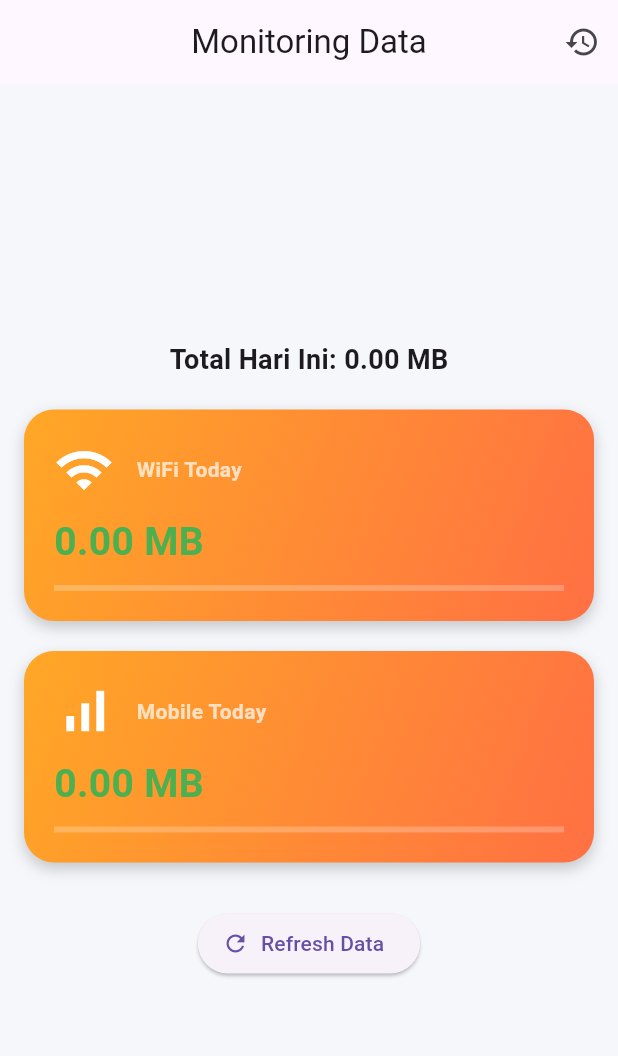
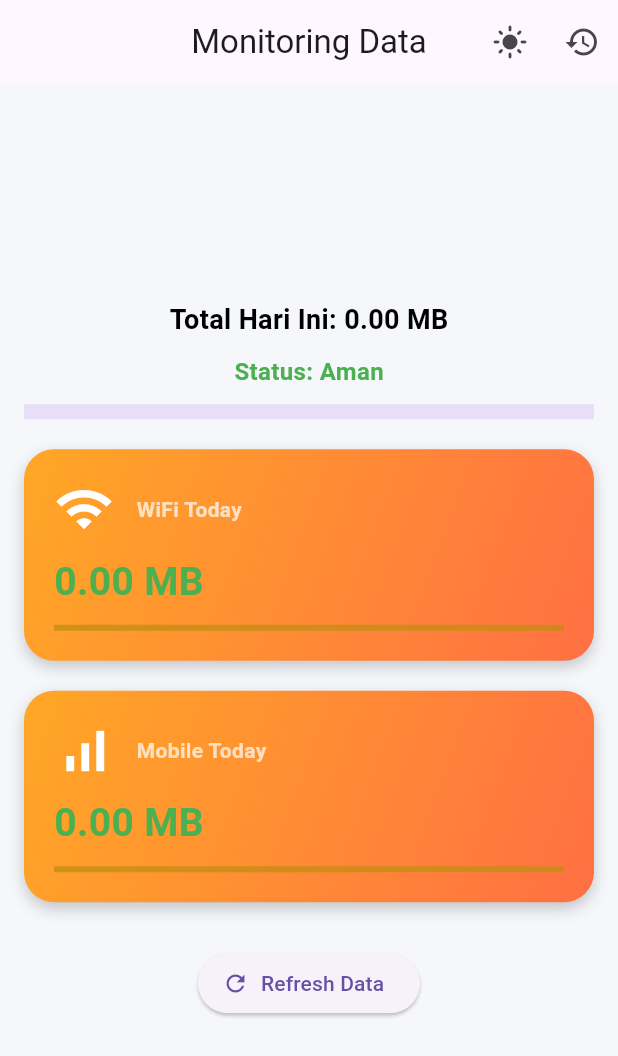
Before and after one commit to aisyahesahh54/pratikum_limit_kuota_kelompok6, a Flutter app: the screen it shows after launch, after a tap on "Refresh Data", on a phone screen of 412 x 824 dp. Shown: the top 1056 px of the screen. Run offline on Flutter 3.47's test engine with Material 3 defaults, Android fonts, the phone set to English and light mode, and no system bars; our stand-ins replace sqflite; missing offline and left inert: android_intent_plus; accounts and stored records are empty.

Commit message:
Update network_page.dart

```diff
--- a/lib/src/features/monitoring/network_page.dart
+++ b/lib/src/features/monitoring/network_page.dart
@@ -18,15 +18,20 @@ class _NetworkState extends State<Network> {
   String wifiUsage = "0.00 MB";
   String mobileUsage = "0.00 MB";
 
+  bool isDarkMode = false;
+  String statusUsage = "Aman";
+
   @override
   void initState() {
     super.initState();
-    fetchUsage();
+    _startAutoRefresh();
+  }
 
-    // Auto refresh tiap 10 detik
-    Future.delayed(const Duration(seconds: 10), () {
-      fetchUsage();
-    });
+  void _startAutoRefresh() async {
+    while (mounted) {
+      await fetchUsage();
+      await Future.delayed(const Duration(seconds: 10));
+    }
   }
 
   Future<void> fetchUsage() async {
@@ -50,7 +55,13 @@ class _NetworkState extends State<Network> {
         mobileUsage = _formatBytes(mobileBytes);
       });
 
-      // Cek limit
+      double totalMb =
+          (wifiBytes + mobileBytes) / (1024 * 1024);
+
+      setState(() {
+        _updateStatus(totalMb);
+      });
+
       checkLimitAndWarn(wifiBytes + mobileBytes);
     } on PlatformException catch (e) {
       if (e.code == "PERMISSION_DENIED") {
@@ -59,6 +70,17 @@ class _NetworkState extends State<Network> {
     }
   }
 
+  void _updateStatus(double totalMb) {
+    if (totalMb >= 900) {
+      statusUsage = "Bahaya ⚠️";
+    } else if (totalMb >= 700) {
+      statusUsage = "Waspada ⚡";
+    } else if (totalMb >= 500) {
+      statusUsage = "Aman ✅";
+    } else if (totalMb >= 500) {
+  }
+
+}
   String _formatBytes(int bytes) {
     if (bytes <= 0) return "0.00 MB";
     double mb = bytes / (1024 * 1024);
@@ -76,8 +98,8 @@ class _NetworkState extends State<Network> {
 
   Color _getUsageColor(String value) {
     double number = double.tryParse(value.split(" ")[0]) ?? 0;
-    if (number >= 900) return Colors.red;
-    if (number >= 700) return Colors.orange;
+    if (number >= 900) return const Color.fromARGB(255, 212, 209, 11);
+    if (number >= 700) return const Color.fromARGB(255, 190, 198, 255);
     return Colors.green;
   }
 
@@ -88,7 +110,7 @@ class _NetworkState extends State<Network> {
   }
 
   Future<void> checkLimitAndWarn(int currentUsage) async {
-    int limitInBytes = 1024 * 1024 * 1024;
+    int limitInBytes = 2024 * 2024 * 2024;
 
     if (currentUsage >= limitInBytes) {
       showDialog(
@@ -119,17 +141,27 @@ class _NetworkState extends State<Network> {
   @override
   Widget build(BuildContext context) {
     return Scaffold(
-      backgroundColor: const Color(0xFFF5F7FB),
+      backgroundColor:
+          isDarkMode ? Colors.black : const Color(0xFFF5F7FB),
       appBar: AppBar(
         title: const Text('Monitoring Data'),
         centerTitle: true,
         actions: [
           IconButton(
+            icon: Icon(isDarkMode ? Icons.dark_mode : Icons.light_mode),
+            onPressed: () {
+              setState(() {
+                isDarkMode = !isDarkMode;
+              });
+            },
+          ),
+          IconButton(
             icon: const Icon(Icons.history),
             onPressed: () {
               Navigator.push(
                 context,
-                MaterialPageRoute(builder: (context) => const HistoryPage()),
+                MaterialPageRoute(
+                    builder: (context) => const HistoryPage()),
               );
             },
           ),
@@ -142,11 +174,35 @@ class _NetworkState extends State<Network> {
           children: [
             Text(
               "Total Hari Ini: ${_totalUsage()}",
-              style: const TextStyle(
+              style: TextStyle(
                 fontSize: 18,
                 fontWeight: FontWeight.bold,
+                color: isDarkMode ? Colors.white : Colors.black,
               ),
             ),
+
+            const SizedBox(height: 10),
+
+            Text(
+              "Status: $statusUsage",
+              style: TextStyle(
+                fontSize: 16,
+                fontWeight: FontWeight.bold,
+                color: statusUsage.contains("Bahaya")
+                    ? Colors.red
+                    : statusUsage.contains("Waspada")
+                        ? Colors.orange
+                        : Colors.green,
+              ),
+            ),
+
+            const SizedBox(height: 10),
+
+            LinearProgressIndicator(
+              value: _calculatePercentage(_totalUsage()),
+              minHeight: 10,
+            ),
+
             const SizedBox(height: 20),
 
             _usageCard("WiFi Today", wifiUsage, Icons.wifi),
@@ -211,11 +267,19 @@ class _NetworkState extends State<Network> {
             ),
           ),
           const SizedBox(height: 10),
-          LinearProgressIndicator(
-            value: _calculatePercentage(value),
-            backgroundColor: Colors.white24,
-            valueColor:
-                const AlwaysStoppedAnimation<Color>(Colors.yellow),
+
+          TweenAnimationBuilder<double>(
+            tween: Tween(begin: 0, end: _calculatePercentage(value)),
+            duration: const Duration(seconds: 1),
+            builder: (context, val, _) {
+              return LinearProgressIndicator(
+                value: val,
+                backgroundColor:
+                    const Color.fromARGB(192, 194, 141, 18),
+                valueColor: const AlwaysStoppedAnimation<Color>(
+                    Color.fromARGB(255, 165, 76, 2)),
+              );
+            },
           ),
         ],
       ),
```
